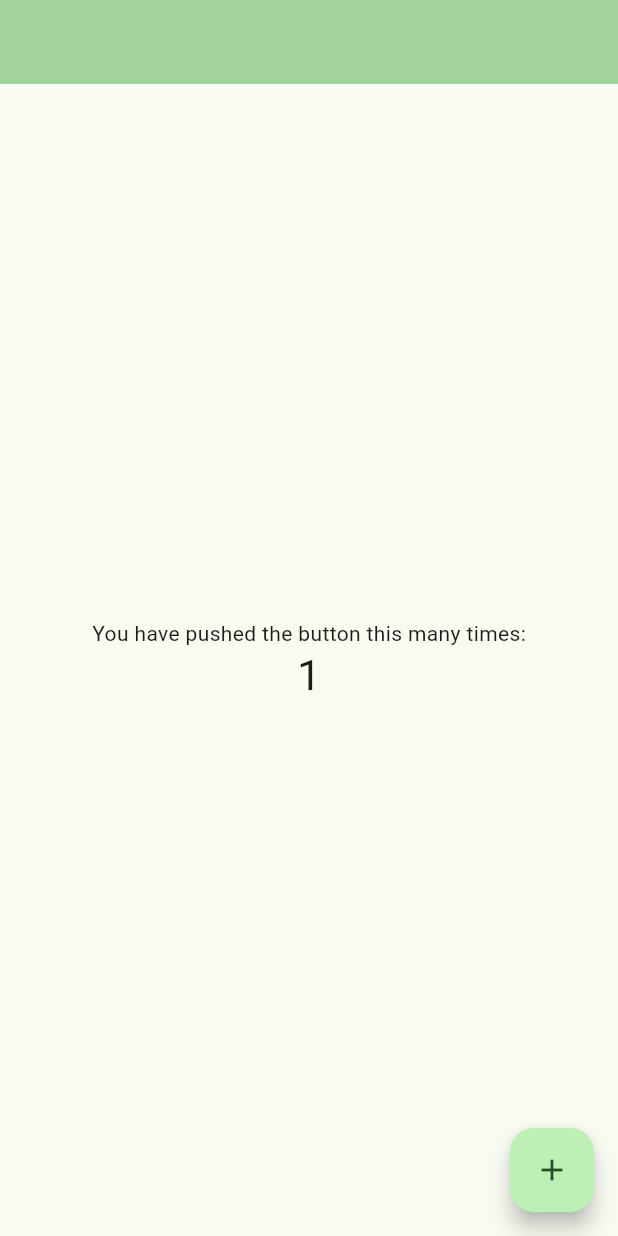
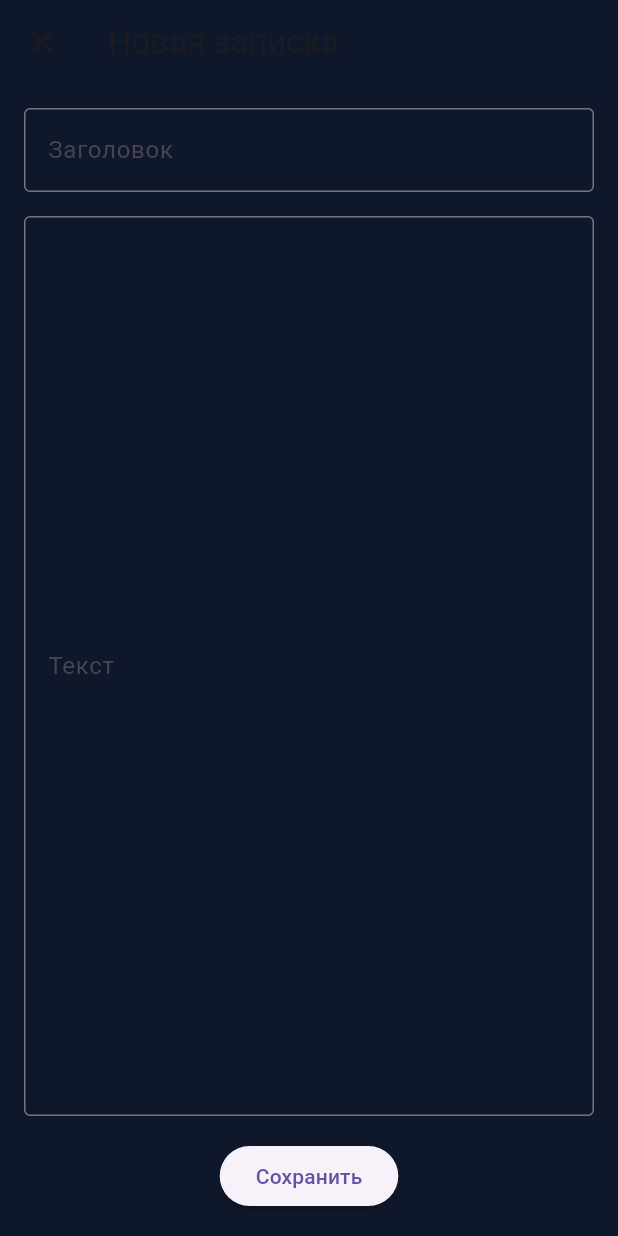
Before and after one commit to Flame-mina/gury, a Flutter app: the screen it shows after launch, after a tap on the "add" icon, on a phone screen of 412 x 824 dp. Run offline on Flutter 3.47's test engine with Material 3 defaults, Android fonts, the phone set to English and light mode, and no system bars.

Commit message:
UI interface path 1

```diff
--- a/lib/main.dart
+++ b/lib/main.dart
@@ -9,60 +9,80 @@ class MyApp extends StatelessWidget {
   @override
   Widget build(BuildContext context) {
     return MaterialApp(
+      home: const NotesListScreen(),
       title: 'Flutter Demo',
       theme: ThemeData(
+        primaryColor: Color(0xFF0F172A),
+        scaffoldBackgroundColor: const Color(0xFF0F172A),
+        appBarTheme: const AppBarTheme(backgroundColor: Color(0xFF0F172A)),
+        floatingActionButtonTheme: const FloatingActionButtonThemeData(backgroundColor: Colors.blue),
+        textTheme: const TextTheme(bodyMedium: TextStyle(color: Colors.white)),
+        )
 
-        colorScheme: .fromSeed(seedColor: Colors.green),
-      ),
-      home: const NotesListScreen(title: ''),
       );
+
   }
 }
 
 class NotesListScreen extends StatefulWidget {
-  const NotesListScreen({super.key, required this.title});
-
-
-  final String title;
+  const NotesListScreen({super.key});
 
   @override
   State<NotesListScreen> createState() => _MyHomePageState();
 }
 
 class _MyHomePageState extends State<NotesListScreen> {
-  int _counter = 0;
-
-  void _incrementCounter() {
-    setState(() {
-      _counter++;
-    });
+  @override
+  Widget build(BuildContext context) {
+    return Scaffold(
+      floatingActionButton: FloatingActionButton(onPressed: (){
+         Navigator.push(context,
+         MaterialPageRoute(builder: (context) => const AddNoteScreen()),);
+      },
+      child: const Icon(Icons.add),
+      ),
+      body: Center(
+        child: Text("Нет записок",
+        style: TextStyle(color:Colors.white),
+        ),
+        ),
+    );
+  }
 }
 
+class AddNoteScreen extends StatelessWidget {
+  const AddNoteScreen({super.key});
   @override
   Widget build(BuildContext context) {
     return Scaffold(
       appBar: AppBar(
-        backgroundColor: Theme.of(context).colorScheme.inversePrimary,
-        title: Text(widget.title),
+        title: const Text("Новая записка"),
+        leading: IconButton(icon: Icon(Icons.close),
+        onPressed: () => Navigator.pop(context),
         ),
-      body: Center(
+        ),
+        body: Padding(padding: EdgeInsets.all(16),
         child: Column(
+          children: [
+            TextField(
 
-          mainAxisAlignment: .center,
-          children: [
-            const Text('You have pushed the button this many times:'),
-            Text(
-              '$_counter',
-              style: Theme.of(context).textTheme.headlineMedium,
+              decoration: InputDecoration(labelText: 'Заголовок', border: OutlineInputBorder()),
               ),
+              SizedBox(height: 16),
+              Expanded(child: TextField(
+                maxLines: null,
+                expands: true,
+                decoration: InputDecoration(labelText: "Текст", border: OutlineInputBorder()),
+                ),
+              ),
+              SizedBox(height: 16),
+              ElevatedButton(onPressed: () => Navigator.pop(context), child: Text("Сохранить"),
+              ),
+
           ],
         ),
         ),
-      floatingActionButton: FloatingActionButton(
-        onPressed: _incrementCounter,
-        tooltip: 'Increment',
-        child: const Icon(Icons.add),
-      ),
+
       );
   }
 }
```
Lines whose indentation alone changed are shown as unchanged.
